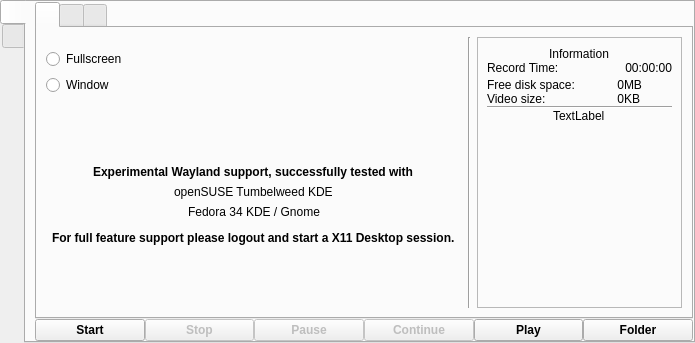
Old version of the form src/wayland/formMainWindow_wl.ui in the repository vkohaupt/vokoscreenNG.
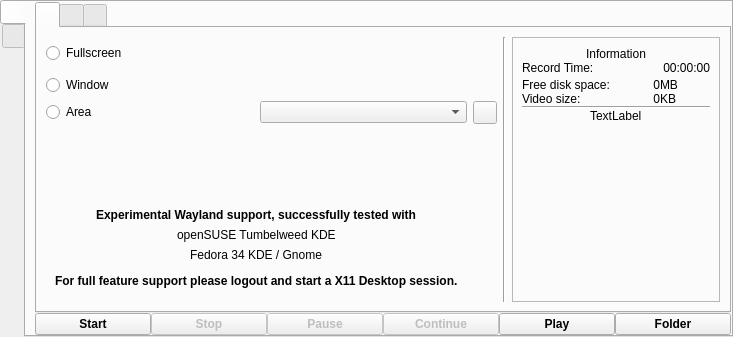
New version of the form. Icons and pictures are not drawn.

Commit message: Wayland: Add Area

```diff
--- a/src/wayland/formMainWindow_wl.ui
+++ b/src/wayland/formMainWindow_wl.ui
@@ -6,8 +6,8 @@
    <rect>
     <x>0</x>
     <y>0</y>
-    <width>695</width>
-    <height>343</height>
+    <width>733</width>
+    <height>337</height>
    </rect>
   </property>
   <property name="windowTitle">
@@ -85,15 +85,22 @@
             <string notr="true"/>
            </attribute>
            <layout class="QGridLayout" name="gridLayout_2">
-            <item row="0" column="2" rowspan="11">
-             <widget class="Line" name="line">
-              <property name="orientation">
-               <enum>Qt::Vertical</enum>
+            <item row="19" column="0" colspan="2" alignment="Qt::AlignHCenter">
+             <widget class="QLabel" name="label_2">
+              <property name="text">
+               <string notr="true">openSUSE Tumbelweed KDE</string>
               </property>
              </widget>
             </item>
-            <item row="9" column="0" colspan="2" alignment="Qt::AlignHCenter">
-             <widget class="QLabel" name="label_6">
+            <item row="1" column="0">
+             <widget class="QRadioButton" name="radioButtonScreencastFullscreen">
+              <property name="text">
+               <string>Fullscreen</string>
+              </property>
+             </widget>
+            </item>
+            <item row="18" column="0" colspan="2" alignment="Qt::AlignHCenter">
+             <widget class="QLabel" name="label">
               <property name="font">
                <font>
                 <weight>75</weight>
@@ -101,23 +108,10 @@
                </font>
               </property>
               <property name="text">
-               <string notr="true">For full feature support please logout and start a X11 Desktop session.</string>
+               <string notr="true">Experimental Wayland support, successfully tested with</string>
               </property>
              </widget>
             </item>
-            <item row="10" column="0">
-             <spacer name="verticalSpacer">
-              <property name="orientation">
-               <enum>Qt::Vertical</enum>
-              </property>
-              <property name="sizeHint" stdset="0">
-               <size>
-                <width>20</width>
-                <height>40</height>
-               </size>
-              </property>
-             </spacer>
-            </item>
             <item row="3" column="0">
              <widget class="QRadioButton" name="radioButtonScreencastWindow">
               <property name="text">
@@ -125,8 +119,8 @@
               </property>
              </widget>
             </item>
-            <item row="5" column="0" colspan="2" alignment="Qt::AlignHCenter">
-             <widget class="QLabel" name="label">
+            <item row="22" column="0" colspan="2" alignment="Qt::AlignHCenter">
+             <widget class="QLabel" name="label_6">
               <property name="font">
                <font>
                 <weight>75</weight>
@@ -134,25 +128,25 @@
                </font>
               </property>
               <property name="text">
-               <string notr="true">Experimental Wayland support, successfully tested with</string>
+               <string notr="true">For full feature support please logout and start a X11 Desktop session.</string>
               </property>
              </widget>
             </item>
-            <item row="7" column="0" colspan="2" alignment="Qt::AlignHCenter">
+            <item row="0" column="3" rowspan="24">
+             <widget class="Line" name="line">
+              <property name="orientation">
+               <enum>Qt::Vertical</enum>
+              </property>
+             </widget>
+            </item>
+            <item row="20" column="0" colspan="2" alignment="Qt::AlignHCenter">
              <widget class="QLabel" name="label_4">
               <property name="text">
                <string notr="true">Fedora 34 KDE / Gnome</string>
               </property>
              </widget>
             </item>
-            <item row="2" column="0">
-             <widget class="QRadioButton" name="radioButtonScreencastFullscreen">
-              <property name="text">
-               <string>Fullscreen</string>
-              </property>
-             </widget>
-            </item>
-            <item row="0" column="3" rowspan="11">
+            <item row="0" column="4" rowspan="24">
              <widget class="QFrame" name="frame_information">
               <property name="frameShape">
                <enum>QFrame::StyledPanel</enum>
@@ -293,15 +287,29 @@
               </layout>
              </widget>
             </item>
-            <item row="6" column="0" colspan="2" alignment="Qt::AlignHCenter">
-             <widget class="QLabel" name="label_2">
-              <property name="text">
-               <string notr="true">openSUSE Tumbelweed KDE</string>
-              </property>
-             </widget>
-            </item>
             <item row="4" column="0">
-             <spacer name="verticalSpacer_3">
+             <widget class="QRadioButton" name="radioButtonScreencastArea">
+              <property name="text">
+               <string>Area</string>
+              </property>
+             </widget>
+            </item>
+            <item row="4" column="2">
+             <widget class="QToolButton" name="toolButton">
+              <property name="text">
+               <string notr="true"/>
+              </property>
+              <property name="icon">
+               <iconset resource="../screencast.qrc">
+                <normaloff>:/pictures/screencast/undo.png</normaloff>:/pictures/screencast/undo.png</iconset>
+              </property>
+             </widget>
+            </item>
+            <item row="4" column="1">
+             <widget class="QComboBox" name="comboBoxScreencastScreenArea"/>
+            </item>
+            <item row="23" column="0">
+             <spacer name="verticalSpacer">
               <property name="orientation">
                <enum>Qt::Vertical</enum>
               </property>
```
Left out of the diff: 26 changed lines with no effect on the pictures. The commit also changes 9 other files.
